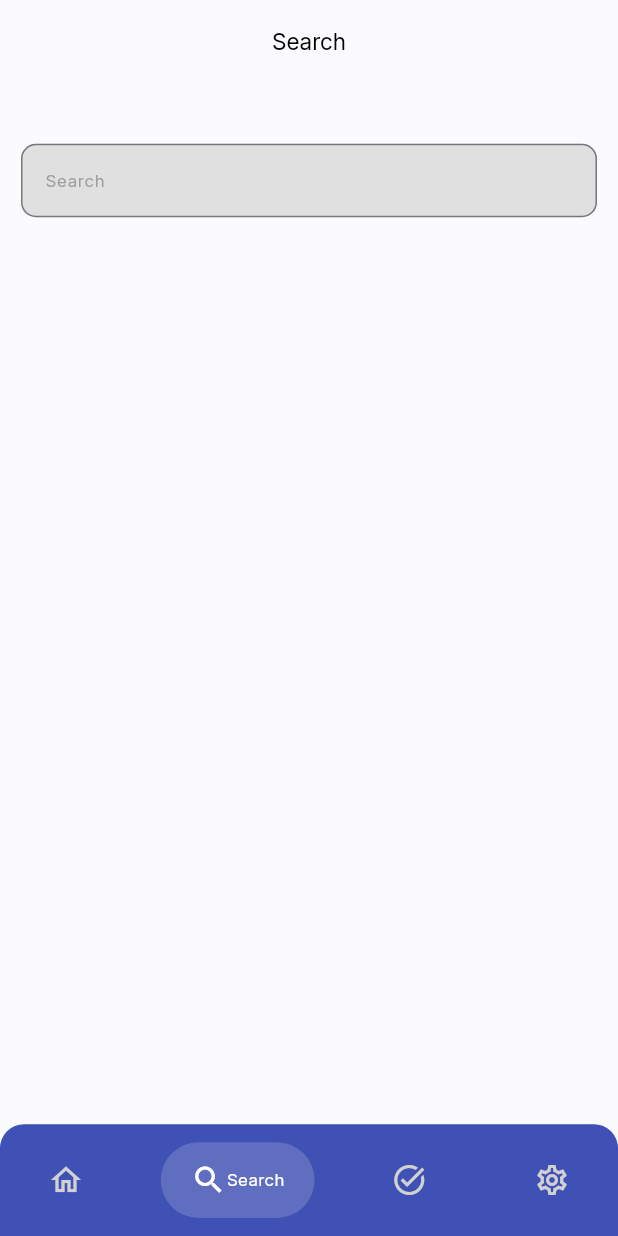
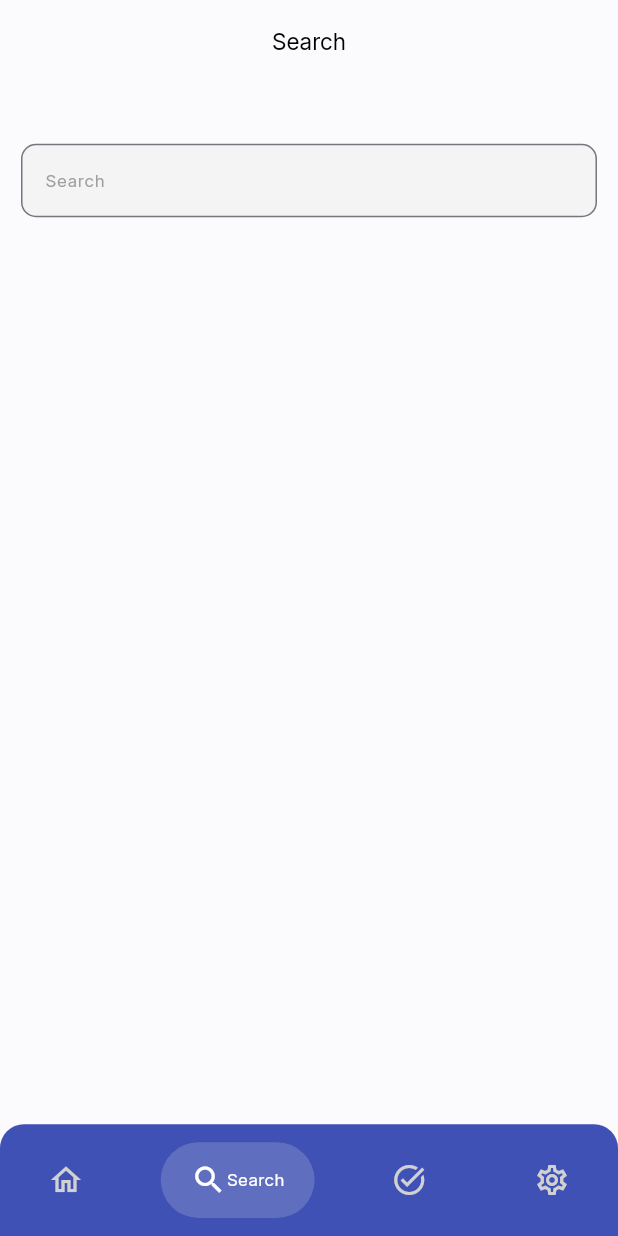
Before and after one commit to mustafa-shihab1/todo-app, a Flutter app: the screen it shows after launch, item 2 of the bottom bar chosen, on a phone screen of 412 x 824 dp. Run offline on Flutter 3.47's test engine with Material 3 defaults, Android fonts, the phone set to English and light mode, and no system bars; drawn by our look-alikes of google_nav_bar; our stand-ins replace flutter_screenutil, flutter_svg, get, get_it, scrollable_positioned_list.

Commit message:
add manager resources

```diff
--- a/lib/core/resources/manager_assets.dart
+++ b/lib/core/resources/manager_assets.dart
@@ -4,8 +4,12 @@ class ManagerAssets {
   static const String splashImg = '$imagesPath/splash.png';
   static const String homeStartImg = '$imagesPath/start.png';
   static const String defaultUserImg = '$imagesPath/default_user.jpg';
+
   static const String homeImg = '$imagesPath/home.svg';
   static const String completedImg = '$imagesPath/finished.svg';
   static const String searchImg = '$imagesPath/search.svg';
   static const String settingsImg = '$imagesPath/settings.svg';
+
+  static const String changeImgIcon = '$imagesPath/change_img.svg';
+  static const String editIcon = '$imagesPath/edit.svg';
 }
--- a/lib/core/resources/manager_colors.dart
+++ b/lib/core/resources/manager_colors.dart
@@ -13,8 +13,10 @@ class ManagerColors {
   static const Color transparent = Colors.transparent;
   static const Color primaryColor = Color(0xFF3F51B5);
   static const Color primaryColorLight = Color(0xFF757DE8);
-  static const Color softGreyColor = Color(0xFFE0E0E0);
+  static const Color softGreyColor = Color.fromARGB(255, 245, 244, 244);
   static const Color lightYellowColor = Color(0xFFFDD835);
+  static const Color dividerColor = Color(0xFFEFEEF0);
+  static const Color greyTextColor = Color(0xFF827D89);
   static const Color textColorLight = Color(0xff525167);
   static Color tabBackgroundColor = Colors.grey.shade300.withOpacity(0.2);
 
--- a/lib/core/resources/manager_sizes.dart
+++ b/lib/core/resources/manager_sizes.dart
@@ -13,6 +13,7 @@ class ManagerHeight {
   static double h16 = SizeUtil.setHeight(16);
   static double h18 = SizeUtil.setHeight(18);
   static double h20 = SizeUtil.setHeight(20);
+  static double h24 = SizeUtil.setHeight(24);
   static double h28 = SizeUtil.setHeight(28);
   static double h30 = SizeUtil.setHeight(30);
   static double h40 = SizeUtil.setHeight(40);
--- a/lib/core/resources/manager_strings.dart
+++ b/lib/core/resources/manager_strings.dart
@@ -8,4 +8,10 @@ class ManagerStrings {
   static const String search = 'Search';
   static const String completed = 'Completed';
   static const String settings = 'Settings';
+  static const String appSettings = 'App Settings';
+  static const String changeImage = 'Change Image';
+  static const String editProfile = 'Edit Profile';
+  static const String language = 'Language';
+  static const String notification = 'Notification';
+  static const String aboutApp = 'About App';
 }
```
